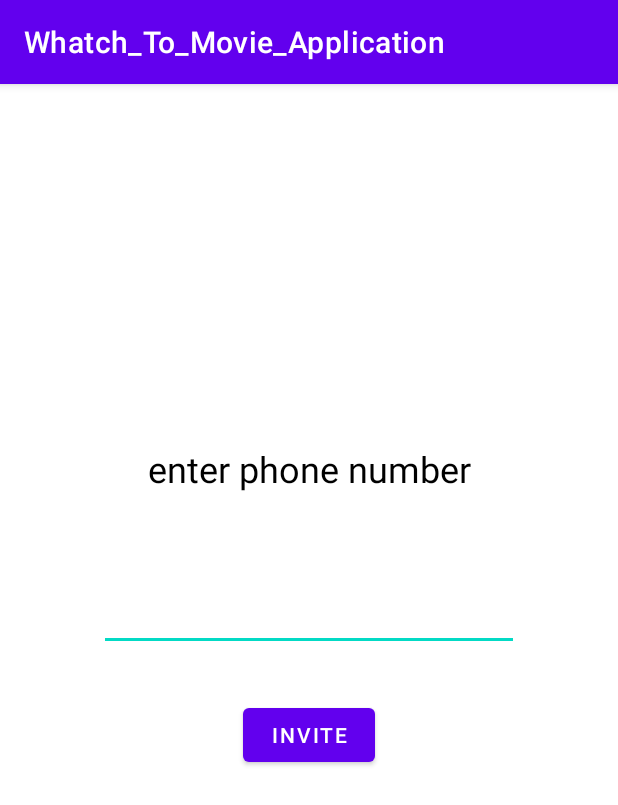
After one commit to Lizard30rus/Watch_To_Movie_Application, an Android app: the InviteActivity screen opened directly, with no data from a screen before it, on a phone screen of 412 x 824 dp. The commit adds this screen. Shown: the top 805 px of the screen. Run offline under Robolectric (Android 15) with nearby library versions, the phone set to English and light mode, and no system bars.

Commit message:
commit_5 modify inviteActivity.kt

```diff
--- a/app/src/main/AndroidManifest.xml
+++ b/app/src/main/AndroidManifest.xml
@@ -9,7 +9,9 @@
         android:roundIcon="@mipmap/ic_launcher_round"
         android:supportsRtl="true"
         android:theme="@style/Theme.Whatch_To_Movie_Application">
-
+        <activity
+            android:name=".InviteActivity"
+            android:exported="false" />
         <activity
             android:name=".FilmDescriptionAct"
             android:exported="false" />
--- a/app/src/main/java/com/example/whatch_to_movie_application/DescriptionScreen.kt
+++ b/app/src/main/java/com/example/whatch_to_movie_application/DescriptionScreen.kt
@@ -4,6 +4,6 @@ import java.io.Serializable
 
 data class DescriptionScreen
     (val description : String,
-     val imagePath : Int
+     val imageId : Int
 ) : Serializable {
 }
--- a/app/src/main/java/com/example/whatch_to_movie_application/FilmDescriptionAct.kt
+++ b/app/src/main/java/com/example/whatch_to_movie_application/FilmDescriptionAct.kt
@@ -13,16 +13,14 @@ class FilmDescriptionAct : AppCompatActivity() {
         super.onCreate(savedInstanceState)
         setContentView(R.layout.film_description)
 
-        val filmImage = findViewById<ImageView>(R.id.image_Film_1)
+        val imageFilm = findViewById<ImageView>(R.id.image_Film_1)
 
         val descriptionScreen = intent.getSerializableExtra(DESCRIPTION_FILM) as?
                 DescriptionScreen ?: error("Description is not found")
         //описание фильма
         findViewById<TextView>(R.id.description_Film_1).text = descriptionScreen.description
         //картинка фильма
-        //val imagePath = descriptionScreen.imagePath
-        //filmImage.setImageURI(Uri.parse(imagePath))
-        filmImage.setImageResource(descriptionScreen.imagePath)
+        imageFilm.setImageResource(descriptionScreen.imageId)
     }
 
 
--- /dev/null
+++ b/app/src/main/java/com/example/whatch_to_movie_application/InviteActivity.kt
@@ -0,0 +1,28 @@
+package com.example.whatch_to_movie_application
+
+import androidx.appcompat.app.AppCompatActivity
+import android.os.Bundle
+import android.widget.Button
+import android.widget.EditText
+
+class InviteActivity : AppCompatActivity() {
+    override fun onCreate(savedInstanceState: Bundle?) {
+        super.onCreate(savedInstanceState)
+        setContentView(R.layout.activity_invite)
+
+
+        findViewById<Button>(R.id.ready_button).setOnClickListener {
+            val edit = findViewById<EditText>(R.id.edit_text_phone)
+            val editStr = edit.editableText.toString()
+            if (editStr.length != 11 || editStr[0] != '8') {
+                setResult(RESULT_CANCELED)
+            } else {
+                setResult(RESULT_OK)
+            }
+
+            finish()
+        }
+    }
+
+
+}
--- /dev/null
+++ b/app/src/main/res/layout/activity_invite.xml
@@ -0,0 +1,43 @@
+<?xml version="1.0" encoding="utf-8"?>
+<androidx.constraintlayout.widget.ConstraintLayout xmlns:android="http://schemas.android.com/apk/res/android"
+    xmlns:app="http://schemas.android.com/apk/res-auto"
+    xmlns:tools="http://schemas.android.com/tools"
+    android:layout_width="match_parent"
+    android:layout_height="match_parent"
+    tools:context=".InviteActivity">
+
+    <EditText
+        android:id="@+id/edit_text_phone"
+        android:layout_width="wrap_content"
+        android:layout_height="wrap_content"
+        android:layout_marginTop="52dp"
+        android:textSize="24sp"
+        android:ems="10"
+        android:text=""
+        android:inputType="phone"
+        app:layout_constraintEnd_toEndOf="parent"
+        app:layout_constraintStart_toStartOf="parent"
+        app:layout_constraintTop_toBottomOf="@id/invite_text_view" />
+
+    <Button
+        android:id="@+id/ready_button"
+        android:layout_width="wrap_content"
+        android:layout_height="wrap_content"
+        android:layout_marginTop="32dp"
+        android:text="@string/button_ready"
+        app:layout_constraintEnd_toEndOf="@+id/edit_text_phone"
+        app:layout_constraintStart_toStartOf="@+id/edit_text_phone"
+        app:layout_constraintTop_toBottomOf="@+id/edit_text_phone" />
+
+    <TextView
+        android:id="@+id/invite_text_view"
+        android:layout_width="wrap_content"
+        android:layout_height="wrap_content"
+        android:layout_marginTop="240dp"
+        android:textSize="24sp"
+        android:textColor="@color/black"
+        android:text="@string/invite_text_view"
+        app:layout_constraintEnd_toEndOf="@+id/edit_text_phone"
+        app:layout_constraintStart_toStartOf="@+id/edit_text_phone"
+        app:layout_constraintTop_toTopOf="parent" />
+</androidx.constraintlayout.widget.ConstraintLayout>
--- a/app/src/main/res/values/strings.xml
+++ b/app/src/main/res/values/strings.xml
@@ -1,6 +1,9 @@
 <resources>
     <string name="app_name">Whatch_To_Movie_Application</string>
     <string name="details">Details</string>
+    <string name="button_ready">Invite</string>
+    <string name="button_invite">Invite friend…</string>
+    <string name="invite_text_view">enter phone number</string>
     <string name="name_Film_1">Джентельмены</string>
     <string name="name_Film_2">Карты, деньги, два ствола</string>
     <string name="name_Film_3">Револьвер</string>
```
Also changed, not shown: app/src/main/java/com/example/whatch_to_movie_application/MainActivity.kt (+85 -6 lines), app/src/main/res/layout/activity_main.xml (+20 -3 lines), app/src/main/res/layout/film_description.xml (+12 -5 lines), app/src/main/res/mipmap-hdpi/ic_launcher_1.png (added), app/src/main/res/mipmap-mdpi/ic_launcher_1.png (added), app/src/main/res/mipmap-xhdpi/ic_launcher_1.png (added), app/src/main/res/mipmap-xxhdpi/ic_launcher_1.png (added), app/src/main/res/mipmap-xxxhdpi/ic_launcher_1.png (added).
